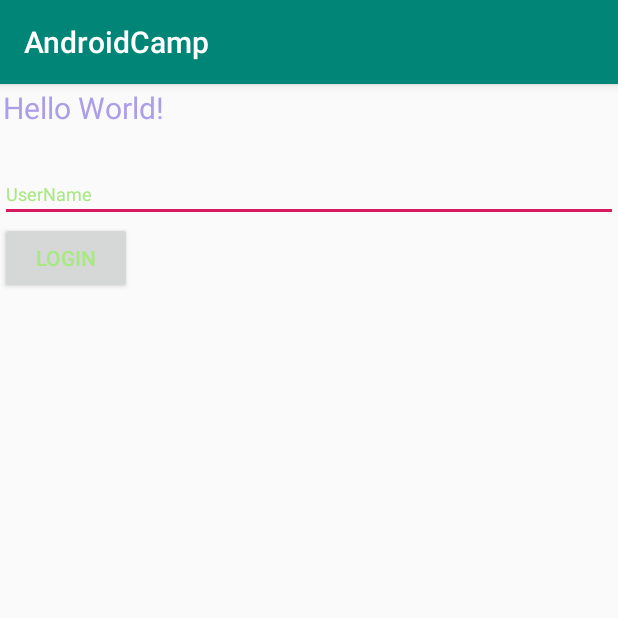
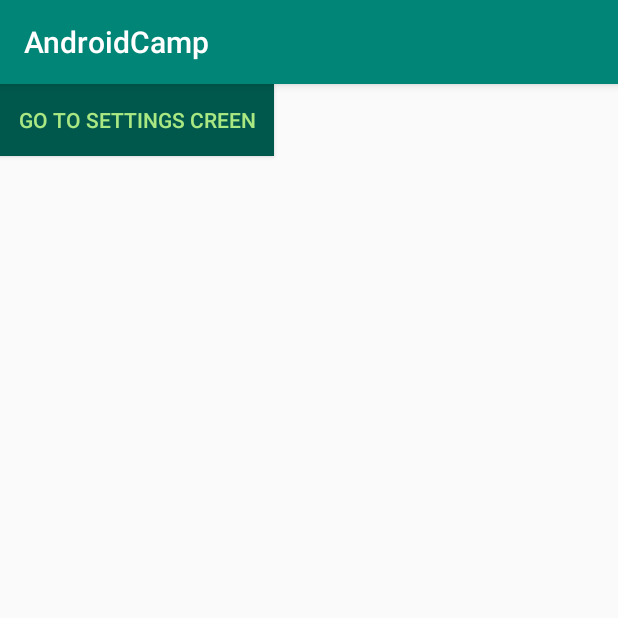
Before and after one commit to hoangduchuu/android-camp, an Android app: the screen it shows after launch (MainActivity), on a phone screen of 412 x 824 dp, the top half of it. Run offline under Robolectric (Android 15) with nearby library versions, the phone set to English and light mode, and no system bars.

```diff
--- a/app/build.gradle
+++ b/app/build.gradle
@@ -24,7 +24,7 @@ android {
 
 dependencies {
     implementation fileTree(dir: 'libs', include: ['*.jar'])
-    implementation"org.jetbrains.kotlin:kotlin-stdlib-jdk7:$kotlin_version"
+    implementation "org.jetbrains.kotlin:kotlin-stdlib-jdk7:$kotlin_version"
     implementation 'com.android.support:appcompat-v7:28.0.0'
     implementation 'com.android.support.constraint:constraint-layout:1.1.3'
     testImplementation 'junit:junit:4.12'
--- a/app/src/main/AndroidManifest.xml
+++ b/app/src/main/AndroidManifest.xml
@@ -9,6 +9,8 @@
             android:roundIcon="@mipmap/ic_launcher_round"
             android:supportsRtl="true"
             android:theme="@style/AppTheme">
+        <activity android:name=".SettingBackgroundActivity">
+        </activity>
         <activity android:name=".MainActivity">
             <intent-filter>
                 <action android:name="android.intent.action.MAIN"/>
--- a/app/src/main/res/layout/activity_main.xml
+++ b/app/src/main/res/layout/activity_main.xml
@@ -9,33 +9,11 @@
         android:layout_height="match_parent"
         tools:context=".MainActivity">
 
-
-    <TextView
+    <Button
+            android:background="@color/colorPrimaryDark"
             android:layout_width="wrap_content"
             android:layout_height="wrap_content"
-            android:id="@+id/tvUserName"
-            android:text="Hello World!"
-            android:textColor="#ad9ee8"
-            android:lines="2"
-            android:padding="2dp"
-            android:textSize="20dp"/>
-
-
-    <EditText
-            android:layout_width="match_parent"
-            android:layout_height="wrap_content"
-            android:id="@+id/edtUserName"
-            android:text="UserName"
-            android:hint="Enter your User name"
-            android:textSize="12dp"
-            android:maxLines="3"
-            android:textColor="#a9e883"/>
-
-
-    <Button
-            android:layout_width="wrap_content"
-            android:layout_height="wrap_content"
-            android:text="Login"
+            android:text="go To SettingS Creen"
             android:id="@+id/btnLogin"
             android:textColor="#a9e883"
             android:padding="12dp"
```
Also changed, not shown: app/src/main/java/com/khtn/androidcamp/MainActivity.kt (+9 -17 lines), app/src/main/java/com/khtn/androidcamp/SettingBackgroundActivity.kt (added, +31 -0 lines), app/src/main/res/layout/activity_setting_background.xml (added, +18 -0 lines), 1 other file.
